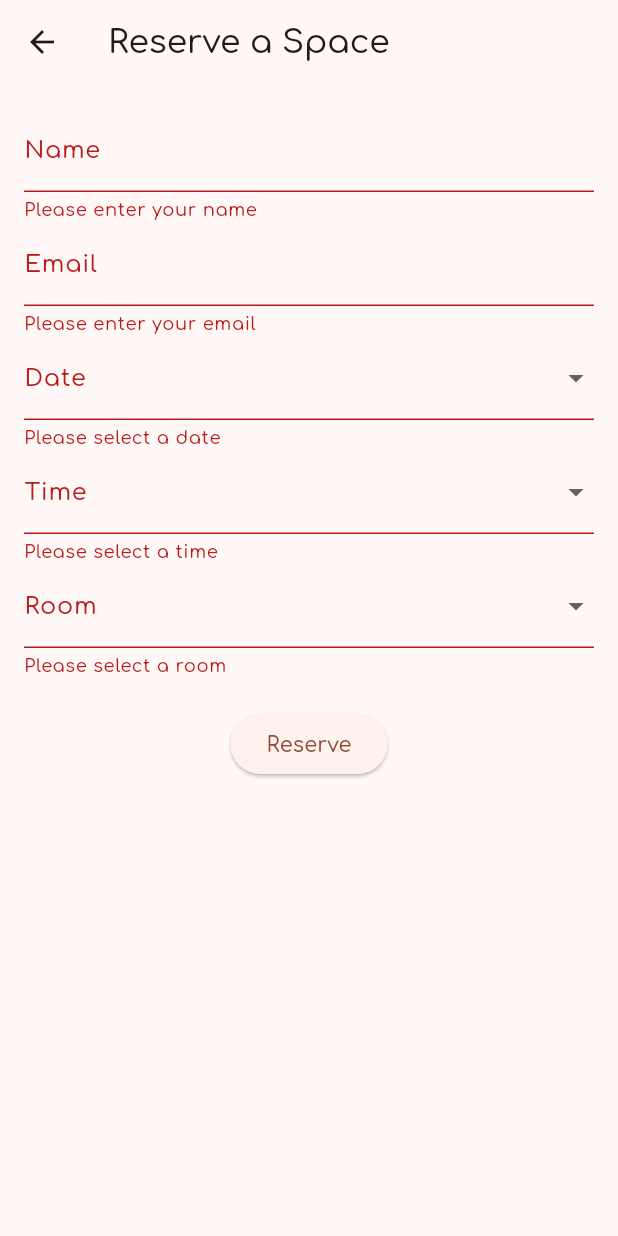
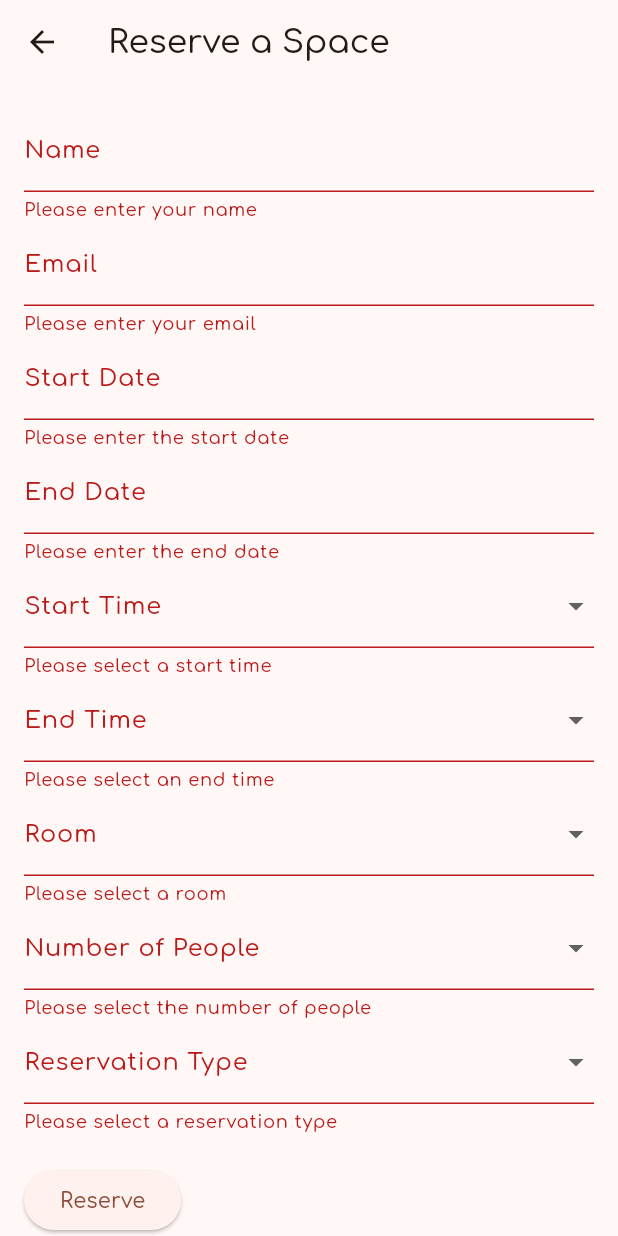
Before and after one commit to fardinkamal62/DIU_CPC_Hackathon_2024, a Flutter app: the ReserveRoomPage screen opened directly, after a tap on "Reserve", on a phone screen of 412 x 824 dp. Run offline on Flutter 3.47's test engine with Material 3 defaults, Android fonts, the phone set to English and light mode, and no system bars; network calls fail.

Commit message:
Almost complete

```diff
--- a/mobile_app/eduspace/lib/screen/future_pages/reserve_room_page.dart
+++ b/mobile_app/eduspace/lib/screen/future_pages/reserve_room_page.dart
@@ -1,47 +1,59 @@
-// reserve_space_page.dart
 import 'package:flutter/material.dart';
-import '../../const/reservation_model.dart';
+import 'package:http/http.dart' as http;
+import 'dart:convert';
 
 class ReserveRoomPage extends StatefulWidget {
   @override
-  _ReserveSpacePageState createState() => _ReserveSpacePageState();
+  _ReserveRoomPageState createState() => _ReserveRoomPageState();
 }
 
-class _ReserveSpacePageState extends State<ReserveRoomPage> {
-  final List<ReservationModel> reservations = [];
+class _ReserveRoomPageState extends State<ReserveRoomPage> {
   final _formKey = GlobalKey<FormState>();
   final _nameController = TextEditingController();
   final _emailController = TextEditingController();
-  final _dateController = TextEditingController();
-  final _timeController = TextEditingController();
+  final _startDateController = TextEditingController();
+  final _endDateController = TextEditingController();
+  final _startTimeController = TextEditingController();
+  final _endTimeController = TextEditingController();
   final _roomController = TextEditingController();
+  final _peopleController = TextEditingController();
+  final _reservationTypeController = TextEditingController();
 
-  final List<String> dates = ['2023-10-01', '2023-10-02', '2023-10-03'];
   final List<String> times = ['10:00 AM', '12:00 PM', '02:00 PM'];
   final List<String> rooms = ['101', '102', '103'];
+  final List<String> peopleOptions = ['1', '2', '3', '4', '5+'];
+  final List<String> reservationTypes = ['Meeting', 'Workshop', 'Conference'];
 
-  void _addReservation() {
+  Future<void> _sendReservationRequest() async {
     if (_formKey.currentState!.validate()) {
-      setState(() {
-        reservations.add(ReservationModel(
-          name: _nameController.text,
-          date: _dateController.text,
-          time: _timeController.text,
-          room: _roomController.text,
-        ));
-      });
-      _sendConfirmationEmail(_emailController.text);
-      _nameController.clear();
-      _emailController.clear();
-      _dateController.clear();
-      _timeController.clear();
-      _roomController.clear();
+      final reservationData = {
+        'name': _nameController.text,
+        'email': _emailController.text,
+        'startDate': _startDateController.text,
+        'endDate': _endDateController.text,
+        'startTime': _startTimeController.text,
+        'endTime': _endTimeController.text,
+        'room': _roomController.text,
+        'people': _peopleController.text,
+        'reservationType': _reservationTypeController.text,
+      };
+
+      final response = await http.post(
+        Uri.parse('http://127.0.0.1:3000/api/reservation'),
+        headers: {'Content-Type': 'application/json'},
+        body: jsonEncode(reservationData),
+      );
+
+      if (response.statusCode == 200) {
+        _showSnackBar('Reservation successfully made');
+      } else {
+        _showSnackBar('Failed to make reservation: ${response.body}');
+      }
     }
   }
 
-  void _sendConfirmationEmail(String email) {
-    // Add your email sending logic here
-    print('Confirmation email sent to $email');
+  void _showSnackBar(String message) {
+    ScaffoldMessenger.of(context).showSnackBar(SnackBar(content: Text(message)));
   }
 
   @override
@@ -52,12 +64,10 @@ class _ReserveSpacePageState extends State<ReserveRoomPage> {
       ),
       body: Padding(
         padding: const EdgeInsets.all(16.0),
+        child: Form(
+          key: _formKey,
           child: Column(
             crossAxisAlignment: CrossAxisAlignment.start,
-          children: [
-            Form(
-              key: _formKey,
-              child: Column(
             children: [
               TextFormField(
                 controller: _nameController,
@@ -82,33 +92,32 @@ class _ReserveSpacePageState extends State<ReserveRoomPage> {
                   return null;
                 },
               ),
-                  DropdownButtonFormField<String>(
-                    decoration: InputDecoration(labelText: 'Date'),
-                    value: _dateController.text.isEmpty ? null : _dateController.text,
-                    onChanged: (value) {
-                      setState(() {
-                        _dateController.text = value ?? '';
-                      });
-                    },
-                    items: dates.map((date) {
-                      return DropdownMenuItem<String>(
-                        value: date,
-                        child: Text(date),
-                      );
-                    }).toList(),
+              TextFormField(
+                controller: _startDateController,
+                decoration: InputDecoration(labelText: 'Start Date'),
                 validator: (value) {
                   if (value == null || value.isEmpty) {
-                        return 'Please select a date';
+                    return 'Please enter the start date';
+                  }
+                  return null;
+                },
+              ),
+              TextFormField(
+                controller: _endDateController,
+                decoration: InputDecoration(labelText: 'End Date'),
+                validator: (value) {
+                  if (value == null || value.isEmpty) {
+                    return 'Please enter the end date';
                   }
                   return null;
                 },
               ),
               DropdownButtonFormField<String>(
-                    decoration: InputDecoration(labelText: 'Time'),
-                    value: _timeController.text.isEmpty ? null : _timeController.text,
+                decoration: InputDecoration(labelText: 'Start Time'),
+                value: _startTimeController.text.isEmpty ? null : _startTimeController.text,
                 onChanged: (value) {
                   setState(() {
-                        _timeController.text = value ?? '';
+                    _startTimeController.text = value ?? '';
                   });
                 },
                 items: times.map((time) {
@@ -119,7 +128,28 @@ class _ReserveSpacePageState extends State<ReserveRoomPage> {
                 }).toList(),
                 validator: (value) {
                   if (value == null || value.isEmpty) {
-                        return 'Please select a time';
+                    return 'Please select a start time';
+                  }
+                  return null;
+                },
+              ),
+              DropdownButtonFormField<String>(
+                decoration: InputDecoration(labelText: 'End Time'),
+                value: _endTimeController.text.isEmpty ? null : _endTimeController.text,
+                onChanged: (value) {
+                  setState(() {
+                    _endTimeController.text = value ?? '';
+                  });
+                },
+                items: times.map((time) {
+                  return DropdownMenuItem<String>(
+                    value: time,
+                    child: Text(time),
+                  );
+                }).toList(),
+                validator: (value) {
+                  if (value == null || value.isEmpty) {
+                    return 'Please select an end time';
                   }
                   return null;
                 },
@@ -145,29 +175,56 @@ class _ReserveSpacePageState extends State<ReserveRoomPage> {
                   return null;
                 },
               ),
+              DropdownButtonFormField<String>(
+                decoration: InputDecoration(labelText: 'Number of People'),
+                value: _peopleController.text.isEmpty ? null : _peopleController.text,
+                onChanged: (value) {
+                  setState(() {
+                    _peopleController.text = value ?? '';
+                  });
+                },
+                items: peopleOptions.map((people) {
+                  return DropdownMenuItem<String>(
+                    value: people,
+                    child: Text(people),
+                  );
+                }).toList(),
+                validator: (value) {
+                  if (value == null || value.isEmpty) {
+                    return 'Please select the number of people';
+                  }
+                  return null;
+                },
+              ),
+              DropdownButtonFormField<String>(
+                decoration: InputDecoration(labelText: 'Reservation Type'),
+                value: _reservationTypeController.text.isEmpty ? null : _reservationTypeController.text,
+                onChanged: (value) {
+                  setState(() {
+                    _reservationTypeController.text = value ?? '';
+                  });
+                },
+                items: reservationTypes.map((type) {
+                  return DropdownMenuItem<String>(
+                    value: type,
+                    child: Text(type),
+                  );
+                }).toList(),
+                validator: (value) {
+                  if (value == null || value.isEmpty) {
+                    return 'Please select a reservation type';
+                  }
+                  return null;
+                },
+              ),
               SizedBox(height: 20),
               ElevatedButton(
-                    onPressed: _addReservation,
+                onPressed: _sendReservationRequest,
                 child: Text('Reserve'),
               ),
             ],
           ),
         ),
-            SizedBox(height: 20),
-            Expanded(
-              child: ListView.builder(
-                itemCount: reservations.length,
-                itemBuilder: (context, index) {
-                  final reservation = reservations[index];
-                  return ListTile(
-                    title: Text(reservation.name),
-                    subtitle: Text('${reservation.date} - ${reservation.time} - ${reservation.room}'),
-                  );
-                },
-              ),
-            ),
-          ],
-        ),
       ),
     );
   }
```
Also changed, not shown: events.json (+9 -0 lines), mobile_app/eduspace/lib/const/reservation_model.dart (+44 -4 lines), mobile_app/eduspace/lib/screen/future_pages/home_pages.dart (+69 -6 lines), mobile_app/eduspace/lib/screen/future_pages/search_rooms_pages.dart (+23 -26 lines). Lines whose indentation alone changed are shown as unchanged.
